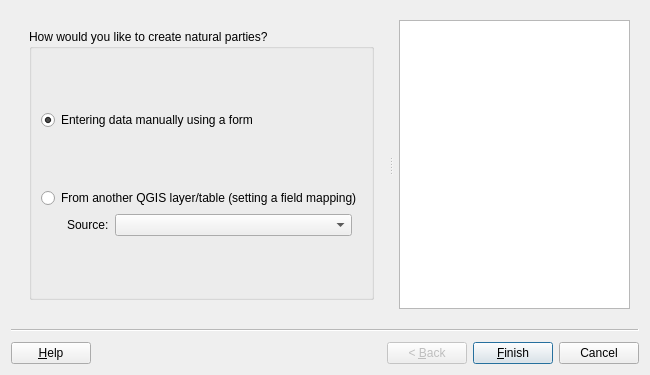
Before: the Qt Designer form asistente_ladm_col/ui/wiz_create_natural_party_prc.ui in SwissTierrasColombia/Asistente-LADM-COL, drawn with Qt 5.
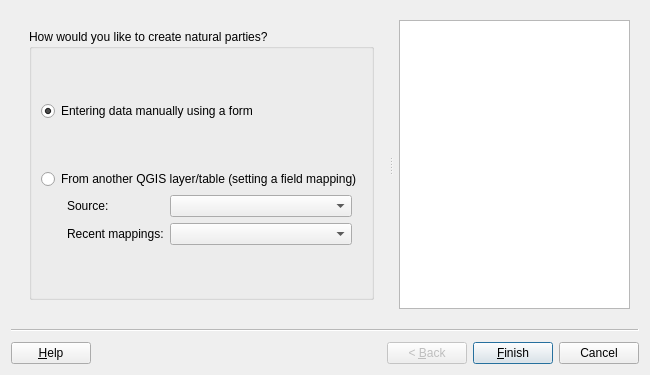
After: the same form once the commit is applied. Custom widgets are drawn as their Qt base class.

Commit message: The GUIs are modified to use recent field mappings

```diff
--- a/asistente_ladm_col/ui/wiz_create_natural_party_prc.ui
+++ b/asistente_ladm_col/ui/wiz_create_natural_party_prc.ui
@@ -96,14 +96,14 @@
             </widget>
            </item>
            <item row="4" column="0">
-            <layout class="QHBoxLayout" name="horizontalLayout_3">
+            <layout class="QGridLayout" name="gridLayout_2">
              <property name="leftMargin">
               <number>26</number>
              </property>
              <property name="rightMargin">
               <number>10</number>
              </property>
-             <item>
+             <item row="0" column="0">
               <widget class="QLabel" name="lbl_refactor_source">
                <property name="sizePolicy">
                 <sizepolicy hsizetype="Preferred" vsizetype="Preferred">
@@ -116,7 +116,7 @@
                </property>
               </widget>
              </item>
-             <item>
+             <item row="0" column="1">
               <widget class="QgsMapLayerComboBox" name="mMapLayerComboBox">
                <property name="sizePolicy">
                 <sizepolicy hsizetype="Expanding" vsizetype="Fixed">
@@ -138,6 +138,16 @@
                </property>
               </widget>
              </item>
+             <item row="1" column="0">
+              <widget class="QLabel" name="label">
+               <property name="text">
+                <string>Recent mappings:</string>
+               </property>
+              </widget>
+             </item>
+             <item row="1" column="1">
+              <widget class="QComboBox" name="cbo_mapping"/>
+             </item>
             </layout>
            </item>
            <item row="5" column="0">
```
Left out of the diff: 6 changed lines with no effect on the pictures. The commit also changes 4 other files.
